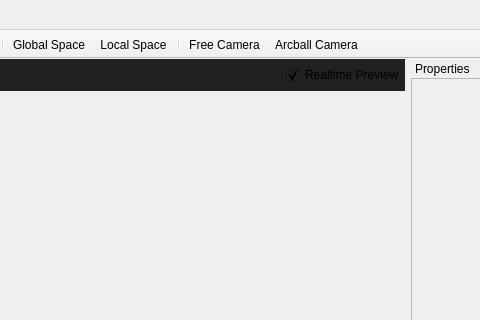
jahshaka/Studio, file src/mainwindow.ui: the form before one commit; both pictures show x 346 to 826 and y 0 to 320 of the 1153 by 775 pixel window.
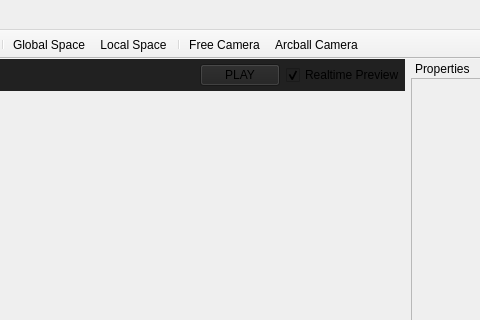
The form after the commit. Icons and pictures are not drawn. Custom widgets are drawn as their Qt base class.

Commit message: Re-added play mode

Patch:
```diff
--- a/src/mainwindow.ui
+++ b/src/mainwindow.ui
@@ -475,6 +475,13 @@
             </property>
            </spacer>
           </item>
+          <item>
+           <widget class="QPushButton" name="playSceneBtn">
+            <property name="text">
+             <string>PLAY</string>
+            </property>
+           </widget>
+          </item>
           <item>
            <widget class="QCheckBox" name="checkBox">
             <property name="text">
```
Left out of the diff: 2 changed lines with no effect on the pictures. The commit also changes 6 other files.
